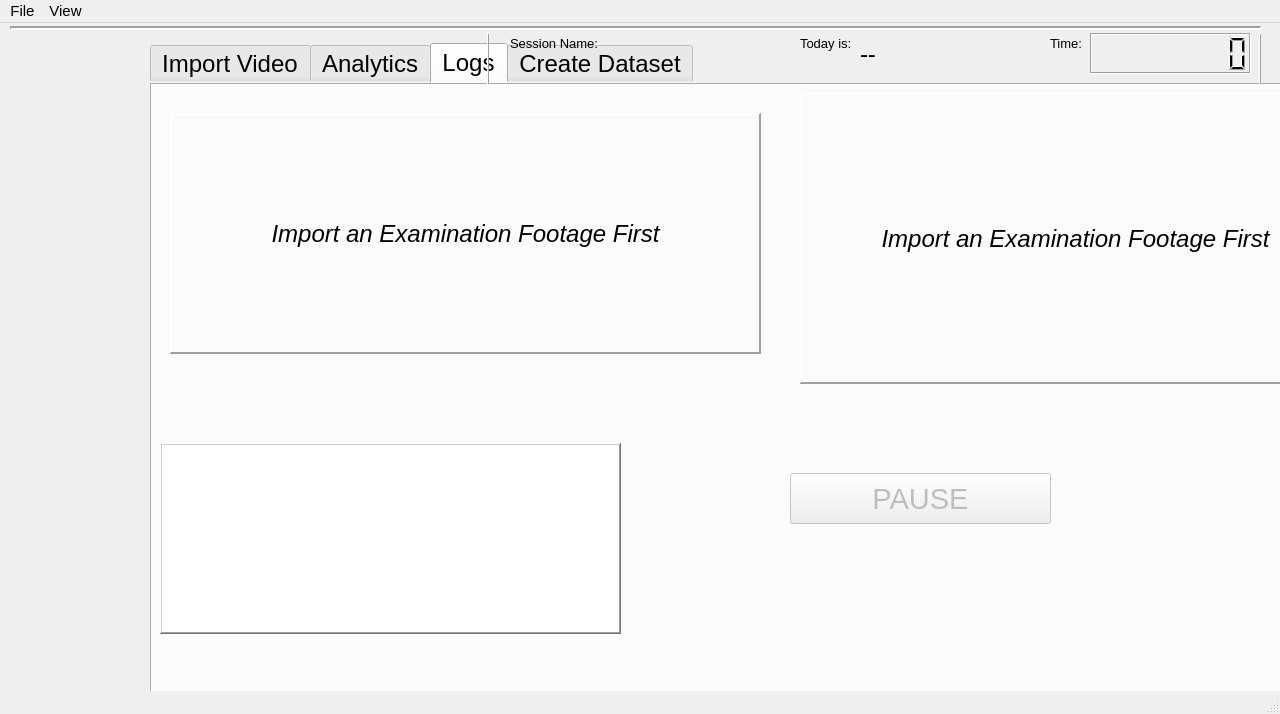
This is QTDESIGNER INTERFACES/MAIN-WINDOW-FINAL-DESIGN.ui in peteskylight/WORKING_THESIS as Qt 5 draws it before an edit. The edited form follows.
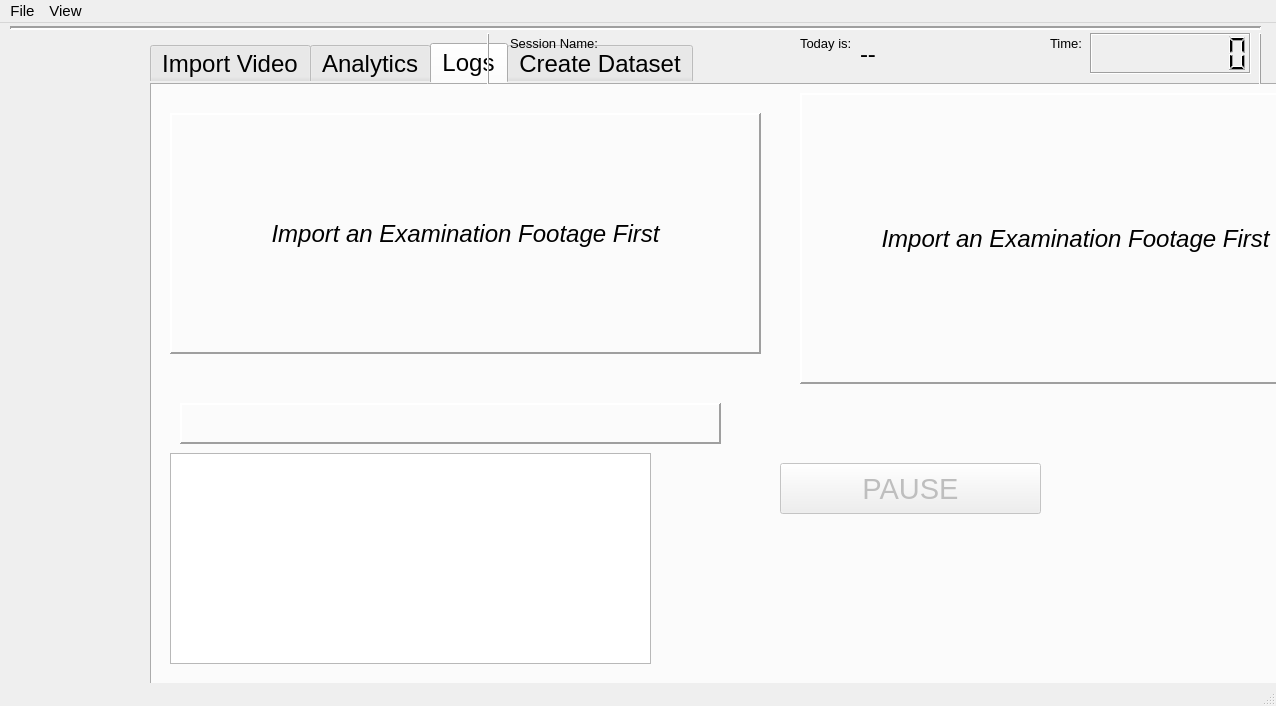
This is the edited form.

Commit message:
Logs Table working still 1 tho
not as dynamic as wanted but still encapsulate within the range the movements

working on time label

Diff of the .ui file:
```diff
--- a/QTDESIGNER INTERFACES/MAIN-WINDOW-FINAL-DESIGN.ui
+++ b/QTDESIGNER INTERFACES/MAIN-WINDOW-FINAL-DESIGN.ui
@@ -6,8 +6,8 @@
    <rect>
     <x>0</x>
     <y>0</y>
-    <width>1280</width>
-    <height>714</height>
+    <width>1276</width>
+    <height>706</height>
    </rect>
   </property>
   <property name="font">
@@ -1329,9 +1329,9 @@
       <property name="geometry">
        <rect>
         <x>30</x>
-        <y>330</y>
+        <y>280</y>
         <width>551</width>
-        <height>51</height>
+        <height>31</height>
        </rect>
       </property>
      </widget>
@@ -1403,8 +1403,8 @@
       </property>
       <property name="geometry">
        <rect>
-        <x>640</x>
-        <y>390</y>
+        <x>630</x>
+        <y>380</y>
         <width>261</width>
         <height>51</height>
        </rect>
@@ -1418,29 +1418,45 @@
        <string>PAUSE</string>
       </property>
      </widget>
-     <widget class="QGraphicsView" name="DataChart_2">
+     <widget class="QTableWidget" name="tableWidget">
       <property name="geometry">
        <rect>
-        <x>10</x>
-        <y>360</y>
-        <width>461</width>
-        <height>191</height>
+        <x>20</x>
+        <y>370</y>
+        <width>481</width>
+        <height>211</height>
        </rect>
+      </property>
+     </widget>
+     <widget class="QLabel" name="TimeLabel">
+      <property name="geometry">
+       <rect>
+        <x>30</x>
+        <y>320</y>
+        <width>541</width>
+        <height>41</height>
+       </rect>
+      </property>
+      <property name="font">
+       <font>
+        <pointsize>18</pointsize>
+        <italic>true</italic>
+       </font>
       </property>
       <property name="frameShape">
-       <enum>QFrame::Shape::WinPanel</enum>
+       <enum>QFrame::Shape::Panel</enum>
       </property>
       <property name="frameShadow">
        <enum>QFrame::Shadow::Raised</enum>
       </property>
-      <property name="backgroundBrush">
-       <brush brushstyle="NoBrush">
-        <color alpha="255">
-         <red>0</red>
-         <green>0</green>
-         <blue>0</blue>
-        </color>
-       </brush>
+      <property name="lineWidth">
+       <number>2</number>
+      </property>
+      <property name="text">
+       <string/>
+      </property>
+      <property name="alignment">
+       <set>Qt::AlignmentFlag::AlignCenter</set>
       </property>
      </widget>
     </widget>
@@ -3178,7 +3194,7 @@
     <rect>
      <x>0</x>
      <y>0</y>
-     <width>1280</width>
+     <width>1276</width>
      <height>26</height>
     </rect>
    </property>
```
The commit also changes 6 other files.
